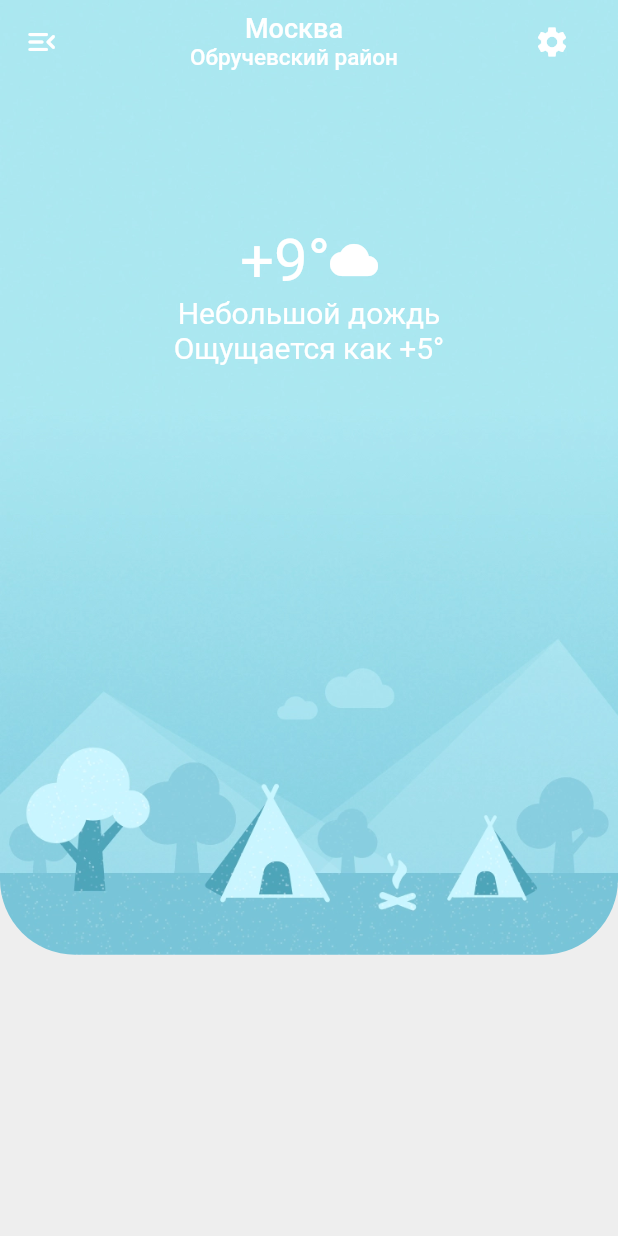
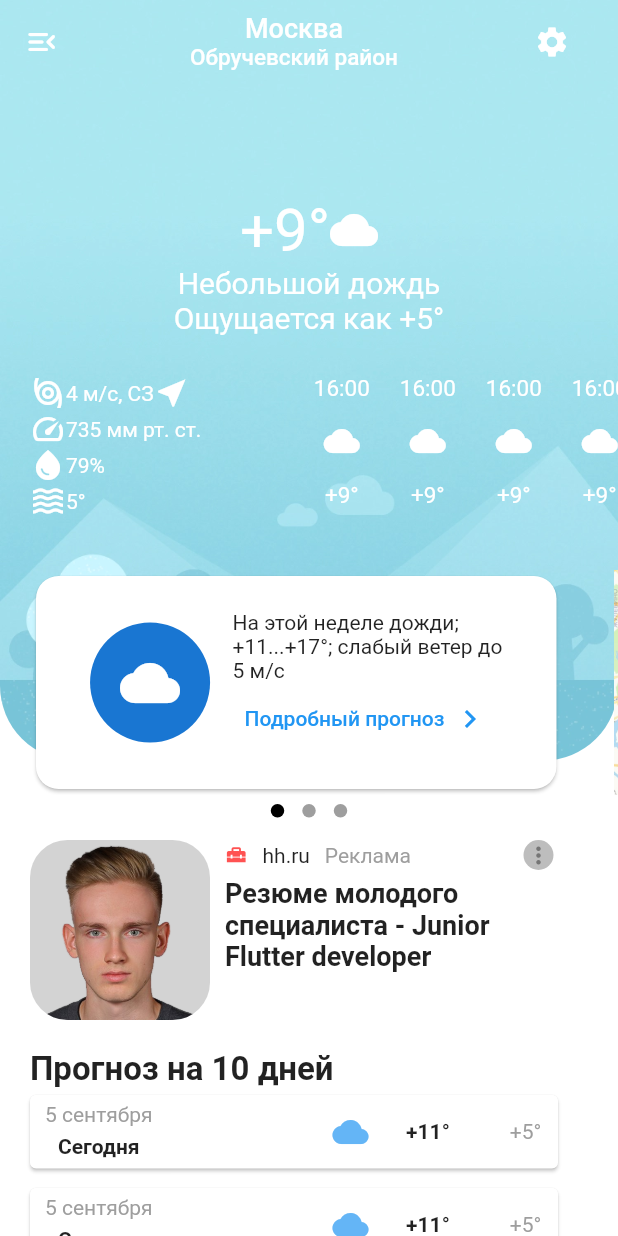
Before and after one commit to Andruha235/weather_app_bloc_yandex_api, a Flutter app: the screen it shows after launch, after a tap on the "menu open" icon, on a phone screen of 412 x 824 dp. Run offline on Flutter 3.47's test engine with Material 2 defaults, Android fonts, the phone set to English and light mode, and no system bars; drawn by our look-alikes of dots_indicator.

```diff
--- a/lib/ui/home_screen.dart
+++ b/lib/ui/home_screen.dart
@@ -1,7 +1,18 @@
 import 'dart:math';
+import 'package:url_launcher/url_launcher.dart';
+import 'package:flutter/cupertino.dart';
 import 'package:flutter/material.dart';
 import 'package:flutter/services.dart';
-import 'package:weather_app_bloc_yandex_api/widgets/refresh.dart';
+
+
+
+import '../widgets/10_days_forecast.dart';
+import '../widgets/dots_indicator.dart';
+import '../widgets/horizontal_scroll_weather_24h.dart';
+import '../widgets/marketing.dart';
+import '../widgets/refresh.dart';
+import '../widgets/triple_horizontal_pages.dart';
+import '../widgets/weather_basic_parametr.dart';
 
 class HomeScreen extends StatefulWidget {
   const HomeScreen({Key? key}) : super(key: key);
@@ -53,39 +64,68 @@ class _HomeScreenState extends State<HomeScreen> with TickerProviderStateMixin {
       body: NotificationListener<ScrollNotification>(
         onNotification: _scrollListener,
         child: RefreshIndicator(
-          onRefresh: _refresh,
+          onRefresh: refresh,
           child: Container(
+            color: Colors.white,
             height: double.infinity,
             child: Stack(
               children: [
-                ClipRRect(
-                  borderRadius: BorderRadius.only(bottomLeft: Radius.circular(50), bottomRight: Radius.circular(50),),
-                  child: Image.asset('assets/images/img_7.png'),
+                SingleChildScrollView(
+                  child: Column(
+                    children: [
+                      Stack(
+                        children: [
+                          ClipRRect(
+                            borderRadius: const BorderRadius.only(
+                              bottomLeft: Radius.circular(50),
+                              bottomRight: Radius.circular(50),
+                            ),
+                            child: Image.asset('assets/images/img_7.png'),
+                          ),
+                          basicParametr(),
+                          horizontal_scroll_weather_24h(),
+                          tripleHorizontalPage(),
+                          dotsIndicator(),
+                          marketing(),
+                          tenDaysForecast(),
+                        ],
+                      ),
+                    ],
+                  ),
                 ),
-                Container(
+                Container(                                          // AppBar
                   height: 120,
                   width: 392,
                   child: AnimatedBuilder(
                     animation: _ColorAnimationController,
                     builder: (context, child) => AppBar(
-                      systemOverlayStyle: SystemUiOverlayStyle(statusBarColor: Colors.transparent),
+                      systemOverlayStyle: SystemUiOverlayStyle(
+                          statusBarColor: Colors.transparent),
                       backgroundColor: _colorTween.value,
                       centerTitle: true,
                       elevation: 0,
                       titleSpacing: 0,
                       title: Column(
                         children: [
-                          Text('Москва', style: TextStyle(fontSize: 18),),
-                          Text('Обручевский район', style: TextStyle(fontSize: 15,),),
+                          Text(
+                            'Москва',
+                            style: TextStyle(fontSize: 18),
+                          ),
+                          Text(
+                            'Обручевский район',
+                            style: TextStyle(
+                              fontSize: 15,
+                            ),
+                          ),
                         ],
                       ),
                       iconTheme: IconThemeData(
                         color: _iconColorTween.value,
                       ),
                       leading: IconButton(
-                          onPressed: () {},
-                          icon: Icon(Icons.menu_open_rounded),
-                          color: Colors.white,
+                        onPressed: () {},
+                        icon: Icon(Icons.menu_open_rounded),
+                        color: Colors.white,
                       ),
                       actions: [
                         IconButton(
@@ -93,24 +133,6 @@ class _HomeScreenState extends State<HomeScreen> with TickerProviderStateMixin {
                           icon: Icon(Icons.settings),
                           color: Colors.white,
                         ),
-                      ],
-                    ),
-                  ),
-                ),
-                SingleChildScrollView(
-                  child:  Container(
-                    margin: EdgeInsets.symmetric(vertical: 150, horizontal: 20),
-                    child: Column(
-                      children: [
-                        Row(
-                          mainAxisAlignment: MainAxisAlignment.center,
-                          children: [
-                            Text('+9°', style: TextStyle(fontSize: 40, color: Colors.white), ),
-                            Icon(Icons.wb_cloudy, size: 32, color: Colors.white,),
-                          ],
-                        ),
-                        Text('Небольшой дождь', style: TextStyle(fontSize: 20, color: Colors.white),),
-                        Text('Ощущается как +5°', style: TextStyle(fontSize: 20, color: Colors.white),),
                       ],
                     ),
                   ),
@@ -123,24 +145,3 @@ class _HomeScreenState extends State<HomeScreen> with TickerProviderStateMixin {
     );
   }
 }
-
-Future<void> _refresh() async {}
-
-// Column(
-// children: [
-// Stack(
-// children: [
-// Container(
-// height: MediaQuery.of(context).size.width,
-// decoration: BoxDecoration(
-// borderRadius: BorderRadius.circular(40),
-// ),
-// child: ClipRRect(
-// borderRadius: BorderRadius.circular(40),
-// child: Image.asset('assets/images/img.png', fit: BoxFit.cover,),
-// ),
-// )
-// ],
-// )
-// ],
-// ),
--- /dev/null
+++ b/lib/widgets/10_days_forecast.dart
@@ -0,0 +1,75 @@
+import 'package:flutter/material.dart';
+
+Container tenDaysForecast() {
+  return Container(
+    width: 392,
+    margin: EdgeInsets.only(top: 700),
+    child: Column(
+      crossAxisAlignment: CrossAxisAlignment.start,
+      children: [
+        Row(
+          children: [
+            SizedBox(
+              width: 20,
+            ),
+            Text('Прогноз на 10 дней', style: TextStyle(fontWeight: FontWeight.bold, fontSize: 22),),
+          ],
+        ),
+        daysData(),
+        SizedBox(height: 5,),
+        daysData(),
+        SizedBox(height: 5,),
+        daysData(),
+        SizedBox(height: 5,),
+        daysData(),
+        SizedBox(height: 5,),
+        daysData(),
+        SizedBox(height: 5,),
+        daysData(),
+        SizedBox(height: 5,),
+        daysData(),
+        SizedBox(height: 5,),
+        daysData(),
+        SizedBox(height: 5,),
+        daysData(),
+        SizedBox(height: 5,),
+        daysData(),
+      ],
+    ),
+  );
+}
+
+Container daysData() {
+  return  Container(
+    padding: EdgeInsets.only(left: 16, right: 16),
+    width: 392,
+    child: Card(
+      child: Row(
+        children: [
+          SizedBox(width: 10,),
+          Column(
+            children: [
+              SizedBox(height: 5,),
+              Text('5 сентября', style: TextStyle(color: Colors.grey),),
+              SizedBox(height: 5,),
+              Text('Сегодня', style: TextStyle(fontWeight: FontWeight.bold),),
+              SizedBox(height: 7,),
+            ],
+          ),
+          SizedBox(
+            width: 120,
+          ),
+          Icon(Icons.wb_cloudy, color: Colors.blue[300],),
+          SizedBox(
+            width: 25,
+          ),
+          Text('+11°', style: TextStyle(fontWeight: FontWeight.bold),),
+          SizedBox(
+            width: 40,
+          ),
+          Text('+5°', style: TextStyle(color: Colors.grey),),
+        ],
+      ),
+    ),
+  );
+}
--- /dev/null
+++ b/lib/widgets/dots_indicator.dart
@@ -0,0 +1,16 @@
+import 'package:dots_indicator/dots_indicator.dart';
+import 'package:flutter/material.dart';
+
+Container dotsIndicator() {
+  return Container(
+    margin: EdgeInsets.only(top: 530),
+    child: Center(
+      child: DotsIndicator(
+        dotsCount: 3,
+        decorator: DotsDecorator(
+          activeColor: Colors.black,
+        ),
+      ),
+    ),
+  );
+}
--- /dev/null
+++ b/lib/widgets/horizontal_scroll_weather_24h.dart
@@ -0,0 +1,119 @@
+import 'package:flutter/cupertino.dart';
+import 'package:flutter/material.dart';
+
+Container horizontal_scroll_weather_24h() {
+  return Container(
+    height: 100,
+    margin: EdgeInsets.only(top: 250),
+    child: ListView(
+      scrollDirection: Axis.horizontal,
+      children: [
+        SizedBox(width: 20,),
+        Container(
+          child: Column(
+            crossAxisAlignment: CrossAxisAlignment.start,
+            children: [
+              Row(
+                children: [
+                  Icon(Icons.storm, color: Colors.white,),
+                  Text('4 м/c, СЗ', style: TextStyle(color: Colors.white),),
+                  Icon(Icons.near_me, color: Colors.white),
+                ],
+              ),
+              Row(
+                children: [
+                  Icon(Icons.speed, color: Colors.white),
+                  Text('735 мм рт. ст.', style: TextStyle(color: Colors.white),),
+                ],
+              ),
+              Row(
+                children: [
+                  Icon(Icons.water_drop, color: Colors.white),
+                  Text('79%', style: TextStyle(color: Colors.white),),
+                ],
+              ),
+              Row(
+                children: [
+                  Icon(Icons.waves, color: Colors.white),
+                  Text('5°', style: TextStyle(color: Colors.white),),
+                ],
+              ),
+            ],
+          ),
+        ),
+        SizedBox(width: 75,),
+        Container(
+          child: Row(
+            children: [
+              hourData(),
+              const SizedBox(width: 20,),
+              hourData(),
+              const SizedBox(width: 20,),
+              hourData(),
+              const SizedBox(width: 20,),
+              hourData(),
+              const SizedBox(width: 20,),
+              hourData(),
+              const SizedBox(width: 20,),
+              hourData(),
+              const SizedBox(width: 20,),
+              hourData(),
+              const SizedBox(width: 20,),
+              hourData(),
+              const SizedBox(width: 20,),
+              hourData(),
+              const SizedBox(width: 20,),
+              hourData(),
+              const SizedBox(width: 20,),
+              hourData(),
+              const SizedBox(width: 20,),
+              hourData(),
+              const SizedBox(width: 20,),
+              hourData(),
+              const SizedBox(width: 20,),
+              hourData(),
+              const SizedBox(width: 20,),
+              hourData(),
+              const SizedBox(width: 20,),
+              hourData(),
+              const SizedBox(width: 20,),
+              hourData(),
+              const SizedBox(width: 20,),
+              hourData(),
+              const SizedBox(width: 20,),
+              hourData(),
+              const SizedBox(width: 20,),
+              hourData(),
+              const SizedBox(width: 20,),
+              hourData(),
+              const SizedBox(width: 20,),
+              hourData(),
+              const SizedBox(width: 20,),
+              hourData(),
+              const SizedBox(width: 20,),
+              hourData(),
+              const SizedBox(width: 20,),
+              hourData(),
+              const SizedBox(width: 20,),
+              hourData(),
+              const SizedBox(width: 20,),
+              hourData(),
+            ],
+          ),
+        )
+      ],
+    ),
+  );
+}
+
+Column hourData() {
+  return Column(
+    children: [
+      Text('16:00',style:  TextStyle(fontSize: 15, color: Colors.white),),
+      const SizedBox(height: 14,),
+      Icon(Icons.wb_cloudy, color: Colors.white,),
+      const SizedBox(height: 15,),
+      Text('+9°',style:  TextStyle(fontSize: 15, color: Colors.white),),
+    ],
+  );
+}
--- /dev/null
+++ b/lib/widgets/marketing.dart
@@ -0,0 +1,67 @@
+import 'package:flutter/material.dart';
+import 'package:url_launcher/url_launcher.dart';
+
+Container marketing() {
+  return Container(
+      height: 120,
+      width: 392,
+      margin: EdgeInsets.only(top: 560),
+      child: Row(
+        children: [
+          SizedBox(width: 20,),
+          ClipRRect(
+              borderRadius: BorderRadius.circular(25),
+              child: Image.asset('assets/images/img.png', width: 120, height: 120,)),
+          SizedBox(width: 10,),
+          Column(
+            crossAxisAlignment: CrossAxisAlignment.start,
+            children: [
+              Row(
+                children: [
+                  Icon(Icons.home_repair_service, color: Colors.redAccent, size: 15,),
+                  SizedBox(width: 10,),
+                  InkWell(
+                    child: Text('hh.ru'),
+                    onTap: () => launchUrl(Uri.parse('https://hh.ru/resume/29f5b519ff0b382eb00039ed1f727279594c62')),
+                  ),
+                  SizedBox(width: 10,),
+                  Text('Реклама', style: TextStyle(color: Colors.grey),),
+                  SizedBox(width: 75),
+                  CircleAvatar(
+                      backgroundColor: Colors.grey[400],
+                      radius: 10,
+                      child: IconButton(
+                        padding: EdgeInsets.zero,
+                        icon: Icon(Icons.more_vert, color: Colors.grey[600], size: 18,),
+                        onPressed: () {  },)
+                  ),
+                ],
+              ),
+              SizedBox(height: 5,),
+              InkWell(
+                child: Column(
+                  crossAxisAlignment: CrossAxisAlignment.start,
+                  children: [
+                    Text(
+                      'Резюме молодого ',
+                      style: TextStyle(fontWeight: FontWeight.bold, fontSize: 18),
+                    ),
+                    Text(
+                      'специалиста - Junior',
+                      style: TextStyle(fontWeight: FontWeight.bold, fontSize: 18),
+                    ),
+                    Text(
+                      'Flutter developer',
+                      style: TextStyle(fontWeight: FontWeight.bold, fontSize: 18),
+                    ),
+                  ],
+                ),
+                onTap: () => launchUrl(Uri.parse('https://hh.ru/resume/29f5b519ff0b382eb00039ed1f727279594c62')),
+              ),
+            ],
+          ),
+          SizedBox(width: 20,),
+        ],
+      )
+  );
+}
--- a/lib/widgets/refresh.dart
+++ b/lib/widgets/refresh.dart
@@ -1,3 +1 @@
-class refresh {
-  int jj = 1;
-}
+Future<void> refresh() async {}
--- /dev/null
+++ b/lib/widgets/triple_horizontal_pages.dart
@@ -0,0 +1,103 @@
+import 'package:flutter/material.dart';
+
+Container tripleHorizontalPage() {
+  return Container(
+    height: 150,
+    margin: EdgeInsets.only(top: 380),
+    child: ListView(
+      scrollDirection: Axis.horizontal,
+      children: [
+        SizedBox(width: 20,),
+        Container(
+          width: 355,
+          child: Card(
+            shape: RoundedRectangleBorder(
+              borderRadius: BorderRadius.circular(15),
+            ),
+            color: Colors.white,
+            borderOnForeground: true,
+            child: Row(
+              mainAxisAlignment: MainAxisAlignment.center,
+              crossAxisAlignment: CrossAxisAlignment.center,
+              children: [
+                CircleAvatar(
+                  radius: 40,
+                  backgroundColor:
+                  Colors.blueAccent[800],
+                  child: Icon(Icons.wb_cloudy, size: 40,),
+                ),
+                SizedBox(width: 15,),
+                Column(
+                  mainAxisAlignment: MainAxisAlignment.center,
+                  crossAxisAlignment: CrossAxisAlignment.start,
+                  children: [
+                    Text('На этой неделе дожди;'),
+                    Text('+11...+17°; слабый ветер до'),
+                    Text('5 м/с'),
+                    TextButton(
+                        onPressed: () {},
+                        child: Row(
+                          children: [
+                            Text('Подробный прогноз'),
+                            SizedBox(width: 5,),
+                            Icon(Icons.keyboard_arrow_right),
+                          ],
+                        )
+                    ),
+                  ],
+                )
+              ],
+            ),
+          ),
+        ),
+        Container(
+          width: 355,
+          child: Image.asset('assets/images/img_8.jpg',width: 355, height: 150,),
+        ),
+        Container(
+          width: 355,
+          child: Card(
+            shape: RoundedRectangleBorder(
+              borderRadius: BorderRadius.circular(15),
+            ),
+            color: Colors.white,
+            borderOnForeground: true,
+            child: Row(
+              mainAxisAlignment: MainAxisAlignment.center,
+              crossAxisAlignment: CrossAxisAlignment.center,
+              children: [
+                CircleAvatar(
+                  radius: 40,
+                  backgroundColor:
+                  Colors.blueAccent[800],
+                  child: Icon(Icons.wb_cloudy, size: 40,),
+                ),
+                SizedBox(width: 15,),
+                Column(
+                  mainAxisAlignment: MainAxisAlignment.center,
+                  crossAxisAlignment: CrossAxisAlignment.start,
+                  children: [
+                    Text('На этой неделе дожди;'),
+                    Text('+11...+17°; слабый ветер до'),
+                    Text('5 м/с'),
+                    TextButton(
+                        onPressed: () {},
+                        child: Row(
+                          children: [
+                            Text('Подробный прогноз'),
+                            SizedBox(width: 5,),
+                            Icon(Icons.keyboard_arrow_right),
+                          ],
+                        )
+                    ),
+                  ],
+                ),
+              ],
+            ),
+          ),
+        ),
+        SizedBox(width: 20,),
+      ],
+    ),
+  );
+}
--- /dev/null
+++ b/lib/widgets/weather_basic_parametr.dart
@@ -0,0 +1,37 @@
+import 'package:flutter/material.dart';
+
+Container basicParametr() {
+  return Container(
+    margin: EdgeInsets.symmetric(
+        vertical: 130, horizontal: 20),
+    child: Column(
+      children: [
+        Row(
+          mainAxisAlignment: MainAxisAlignment.center,
+          children: [
+            Text(
+              '+9°',
+              style: TextStyle(
+                  fontSize: 40, color: Colors.white),
+            ),
+            Icon(
+              Icons.wb_cloudy,
+              size: 32,
+              color: Colors.white,
+            ),
+          ],
+        ),
+        Text(
+          'Небольшой дождь',
+          style: TextStyle(
+              fontSize: 20, color: Colors.white),
+        ),
+        Text(
+          'Ощущается как +5°',
+          style: TextStyle(
+              fontSize: 20, color: Colors.white),
+        ),
+      ],
+    ),
+  );
+}
--- a/pubspec.yaml
+++ b/pubspec.yaml
@@ -34,6 +34,8 @@ dependencies:
   # The following adds the Cupertino Icons font to your application.
   # Use with the CupertinoIcons class for iOS style icons.
   cupertino_icons: ^1.0.2
+  dots_indicator: ^2.1.0
+  url_launcher: ^6.1.5
 
 dev_dependencies:
   flutter_test:
@@ -60,6 +62,8 @@ flutter:
   # To add assets to your application, add an assets section, like this:
   assets:
    - assets/images/img_7.png
+   - assets/images/img_8.jpg
+   - assets/images/img.png
   #   - images/a_dot_ham.jpeg
 
   # An image asset can refer to one or more resolution-specific "variants", see
```
Also changed, not shown: assets/images/img.png (added), assets/images/img_7.png, assets/images/img_8.jpg (added), pubspec.lock.
